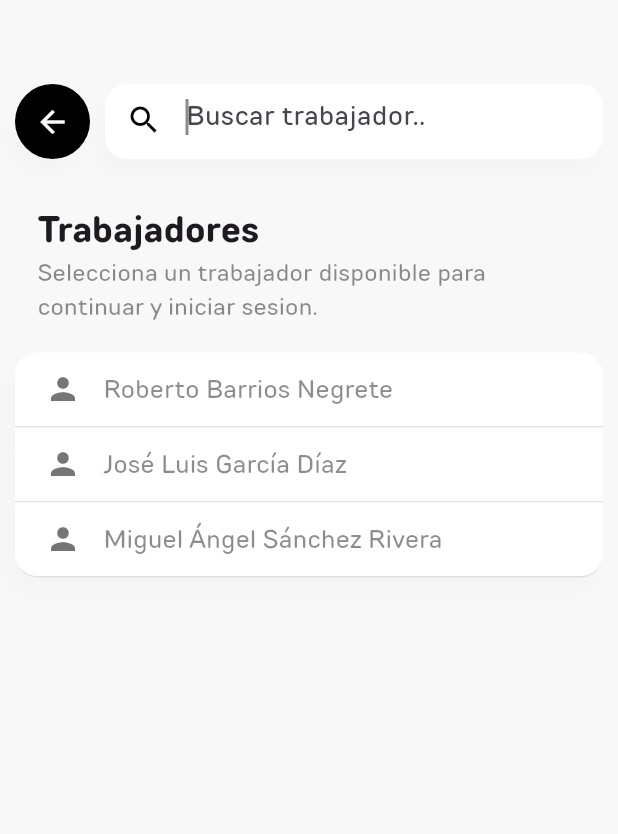
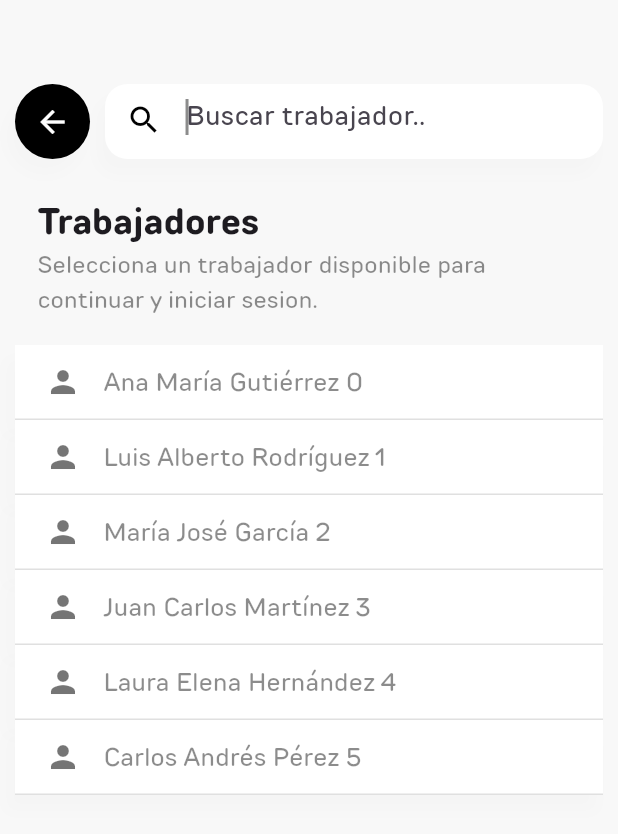
Before and after one commit to Maazapan/MuebleScan, a Flutter app: the SearchWorkerPage screen opened by its route, on a phone screen of 412 x 824 dp. Shown: the top 834 px of the screen. Run offline on Flutter 3.47's test engine with Material 3 defaults, Android fonts, the phone set to English and light mode, and no system bars; missing offline and left inert: dart:html, qr_code_scanner.

Commit message:
cambiado diseño de bienvenida

```diff
--- a/lib/screens/login_page.dart
+++ b/lib/screens/login_page.dart
@@ -34,7 +34,7 @@ class _LoginPageState extends State<LoginPage> {
             const Padding(
               padding: EdgeInsets.only(top: 110, left: 25),
               child: Text(
-                'Inciar Sesion',
+                'Bienvenido de vuelta',
                 style: TextStyle(
                   fontSize: 24,
                   fontFamily: "rounds-bold",
@@ -47,7 +47,7 @@ class _LoginPageState extends State<LoginPage> {
                 width: 300,
                 height: 60,
                 child: Text(
-                  'Utiliza un QR o selecciona un trabajador para continuar,',
+                  'Para iniciar sesion escanea un QR o selecciona un trabajador para continuar.',
                   style: TextStyle(
                     fontSize: 16,
                     color: Colors.black45,
@@ -56,6 +56,7 @@ class _LoginPageState extends State<LoginPage> {
                 ),
               ),
             ),
+            const SizedBox(height: 20),
             const Center(
               child: Image(
                 image: AssetImage('assets/escaneo.png'),
--- a/lib/screens/search_worker_page.dart
+++ b/lib/screens/search_worker_page.dart
@@ -1,4 +1,5 @@
-import 'package:flutter/cupertino.dart';
+import 'dart:html';
+
 import 'package:flutter/material.dart';
 
 class SearchWorkerPage extends StatefulWidget {
@@ -11,6 +12,14 @@ class SearchWorkerPage extends StatefulWidget {
 class _SearchWorkerPageState extends State<SearchWorkerPage> {
   final TextEditingController _controller = TextEditingController();
   final FocusNode _focusNode = FocusNode();
+  final workers = [
+    'Ana María Gutiérrez',
+    'Luis Alberto Rodríguez',
+    'María José García',
+    'Juan Carlos Martínez',
+    'Laura Elena Hernández',
+    'Carlos Andrés Pérez',
+  ];
 
   @override
   Widget build(BuildContext context) {
@@ -20,8 +29,7 @@ class _SearchWorkerPageState extends State<SearchWorkerPage> {
         automaticallyImplyLeading: false,
         backgroundColor: const Color(0xFFf8f8f8),
       ),
-      body: SingleChildScrollView(
-        child: Column(
+      body: Column(
         crossAxisAlignment: CrossAxisAlignment.start,
         children: [
           Row(
@@ -98,7 +106,7 @@ class _SearchWorkerPageState extends State<SearchWorkerPage> {
             ],
           ),
           const Padding(
-              padding: EdgeInsets.only(left: 25, top: 30),
+            padding: EdgeInsets.only(left: 25, top: 25),
             child: Text(
               'Trabajadores',
               style: TextStyle(
@@ -123,54 +131,12 @@ class _SearchWorkerPageState extends State<SearchWorkerPage> {
             ),
           ),
           const SizedBox(height: 15),
-            Padding(
-              padding: const EdgeInsets.only(left: 10, right: 10),
-              child: Container(
-                height: 50,
-                decoration: BoxDecoration(
-                  color: Colors.white,
-                  borderRadius: const BorderRadius.only(
-                    topLeft: Radius.circular(15),
-                    topRight: Radius.circular(15),
-                  ),
-                  border: const Border(
-                    bottom: BorderSide(color: Colors.black12, width: 1),
-                  ),
-                  boxShadow: [
-                    BoxShadow(
-                      color: Colors.black.withOpacity(0.01),
-                      spreadRadius: 1,
-                      blurRadius: 7,
-                      offset: const Offset(-5, 10),
-                    ),
-                  ],
-                ),
-                child: const Row(
-                  children: [
-                    Padding(
-                      padding: EdgeInsets.only(left: 20),
-                      child: Icon(
-                        Icons.person,
-                        color: Colors.black54,
-                        size: 24,
-                      ),
-                    ),
-                    Padding(
-                      padding: EdgeInsets.only(left: 15),
-                      child: Text(
-                        'Roberto Barrios Negrete',
-                        style: TextStyle(
-                          fontSize: 17,
-                          color: Colors.black45,
-                          fontFamily: "rounds-regular",
-                        ),
-                      ),
-                    ),
-                  ],
-                ),
-              ),
-            ),
-            Padding(
+          SizedBox(
+            height: 570,
+            child: ListView.builder(
+              itemCount: workers.length,
+              itemBuilder: (context, index) {
+                return Padding(
                   padding: const EdgeInsets.only(left: 10, right: 10),
                   child: Container(
                     height: 50,
@@ -188,9 +154,9 @@ class _SearchWorkerPageState extends State<SearchWorkerPage> {
                         ),
                       ],
                     ),
-                child: const Row(
+                    child: Row(
                       children: [
-                    Padding(
+                        const Padding(
                           padding: EdgeInsets.only(left: 20),
                           child: Icon(
                             Icons.person,
@@ -199,10 +165,10 @@ class _SearchWorkerPageState extends State<SearchWorkerPage> {
                           ),
                         ),
                         Padding(
-                      padding: EdgeInsets.only(left: 15),
+                          padding: const EdgeInsets.only(left: 15),
                           child: Text(
-                        'José Luis García Díaz',
-                        style: TextStyle(
+                            "${workers[index]} ${index}",
+                            style: const TextStyle(
                               fontSize: 17,
                               color: Colors.black45,
                               fontFamily: "rounds-regular",
@@ -212,57 +178,12 @@ class _SearchWorkerPageState extends State<SearchWorkerPage> {
                       ],
                     ),
                   ),
-            ),
-            Padding(
-              padding: const EdgeInsets.only(left: 10, right: 10),
-              child: Container(
-                height: 50,
-                decoration: BoxDecoration(
-                  color: Colors.white,
-                  borderRadius: const BorderRadius.only(
-                    bottomLeft: Radius.circular(15),
-                    bottomRight: Radius.circular(15),
-                  ),
-                  border: const Border(
-                    bottom: BorderSide(color: Colors.black12, width: 1),
-                  ),
-                  boxShadow: [
-                    BoxShadow(
-                      color: Colors.black.withOpacity(0.01),
-                      spreadRadius: 1,
-                      blurRadius: 7,
-                      offset: const Offset(-5, 10),
-                    ),
-                  ],
-                ),
-                child: const Row(
-                  children: [
-                    Padding(
-                      padding: EdgeInsets.only(left: 20),
-                      child: Icon(
-                        Icons.person,
-                        color: Colors.black54,
-                        size: 24,
-                      ),
-                    ),
-                    Padding(
-                      padding: EdgeInsets.only(left: 15),
-                      child: Text(
-                        'Miguel Ángel Sánchez Rivera',
-                        style: TextStyle(
-                          fontSize: 17,
-                          color: Colors.black45,
-                          fontFamily: "rounds-regular",
-                        ),
+                );
+              },
             ),
           ),
         ],
       ),
-              ),
-            ),
-          ],
-        ),
-      ),
     );
   }
 }
```
Lines whose indentation alone changed are shown as unchanged.
